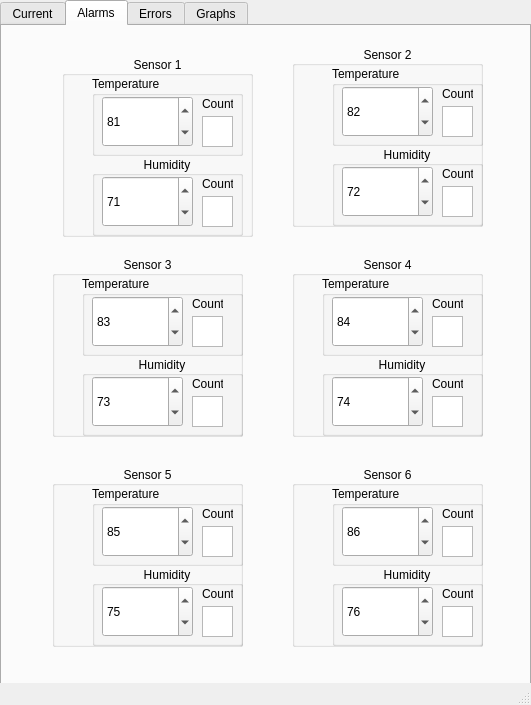
The window that Complex_UI.ui (mfruge9214/EID-temp-sensors-cloud-services) describes before a commit, drawn with Qt 5.
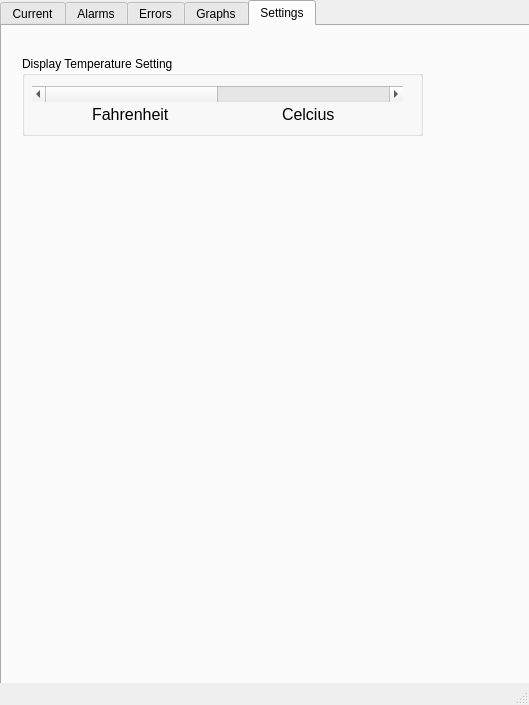
The same window after the commit. Custom widgets are drawn as their Qt base class.

Commit message: - Made final changes to Complex and Simple UI

```diff
--- a/Complex_UI.ui
+++ b/Complex_UI.ui
@@ -6,7 +6,7 @@
    <rect>
     <x>0</x>
     <y>0</y>
-    <width>531</width>
+    <width>529</width>
     <height>705</height>
    </rect>
   </property>
@@ -24,7 +24,7 @@
      </rect>
     </property>
     <property name="currentIndex">
-     <number>1</number>
+     <number>4</number>
     </property>
     <widget class="QWidget" name="currentMeasurements">
      <attribute name="title">
@@ -324,7 +324,7 @@
          </rect>
         </property>
         <property name="value">
-         <number>85</number>
+         <number>50</number>
         </property>
        </widget>
        <widget class="QLabel" name="label_5">
@@ -376,7 +376,7 @@
          </rect>
         </property>
         <property name="value">
-         <number>75</number>
+         <number>50</number>
         </property>
        </widget>
        <widget class="QTextBrowser" name="s5_Halarm_cnt_out">
@@ -407,10 +407,10 @@
      <widget class="QGroupBox" name="groupBox_13">
       <property name="geometry">
        <rect>
-        <x>60</x>
-        <y>30</y>
-        <width>191</width>
-        <height>181</height>
+        <x>50</x>
+        <y>20</y>
+        <width>201</width>
+        <height>191</height>
        </rect>
       </property>
       <property name="title">
@@ -444,7 +444,7 @@
          </rect>
         </property>
         <property name="value">
-         <number>81</number>
+         <number>50</number>
         </property>
        </widget>
        <widget class="QTextBrowser" name="s1_Talarm_cnt_out">
@@ -496,7 +496,7 @@
          </rect>
         </property>
         <property name="value">
-         <number>71</number>
+         <number>50</number>
         </property>
        </widget>
        <widget class="QLabel" name="label_2">
@@ -561,7 +561,7 @@
          </rect>
         </property>
         <property name="value">
-         <number>82</number>
+         <number>50</number>
         </property>
        </widget>
        <widget class="QTextBrowser" name="s2_Talarm_cnt_out">
@@ -613,7 +613,7 @@
          </rect>
         </property>
         <property name="value">
-         <number>72</number>
+         <number>50</number>
         </property>
        </widget>
        <widget class="QTextBrowser" name="s2_Halarm_cnt_out">
@@ -678,7 +678,7 @@
          </rect>
         </property>
         <property name="value">
-         <number>83</number>
+         <number>50</number>
         </property>
        </widget>
        <widget class="QLabel" name="label_6">
@@ -730,7 +730,7 @@
          </rect>
         </property>
         <property name="value">
-         <number>73</number>
+         <number>50</number>
         </property>
        </widget>
        <widget class="QLabel" name="label_7">
@@ -795,7 +795,7 @@
          </rect>
         </property>
         <property name="value">
-         <number>84</number>
+         <number>50</number>
         </property>
        </widget>
        <widget class="QTextBrowser" name="s4_Talarm_cnt_out">
@@ -847,7 +847,7 @@
          </rect>
         </property>
         <property name="value">
-         <number>74</number>
+         <number>50</number>
         </property>
        </widget>
        <widget class="QTextBrowser" name="s4_Halarm_cnt_out">
@@ -912,7 +912,7 @@
          </rect>
         </property>
         <property name="value">
-         <number>86</number>
+         <number>50</number>
         </property>
        </widget>
        <widget class="QTextBrowser" name="s6_Talarm_cnt_out">
@@ -964,7 +964,7 @@
          </rect>
         </property>
         <property name="value">
-         <number>76</number>
+         <number>50</number>
         </property>
        </widget>
        <widget class="QTextBrowser" name="s6_Halarm_cnt_out">
@@ -1265,6 +1265,79 @@
       </property>
      </widget>
     </widget>
+    <widget class="QWidget" name="Settings">
+     <attribute name="title">
+      <string>Settings</string>
+     </attribute>
+     <widget class="QGroupBox" name="groupBox_57">
+      <property name="geometry">
+       <rect>
+        <x>20</x>
+        <y>30</y>
+        <width>401</width>
+        <height>80</height>
+       </rect>
+      </property>
+      <property name="title">
+       <string>Display Temperature Setting</string>
+      </property>
+      <widget class="QScrollBar" name="slider_F_C">
+       <property name="geometry">
+        <rect>
+         <x>10</x>
+         <y>30</y>
+         <width>371</width>
+         <height>16</height>
+        </rect>
+       </property>
+       <property name="maximum">
+        <number>10</number>
+       </property>
+       <property name="singleStep">
+        <number>10</number>
+       </property>
+       <property name="orientation">
+        <enum>Qt::Horizontal</enum>
+       </property>
+      </widget>
+      <widget class="QLabel" name="label_15">
+       <property name="geometry">
+        <rect>
+         <x>70</x>
+         <y>50</y>
+         <width>111</width>
+         <height>16</height>
+        </rect>
+       </property>
+       <property name="font">
+        <font>
+         <pointsize>12</pointsize>
+        </font>
+       </property>
+       <property name="text">
+        <string>Fahrenheit</string>
+       </property>
+      </widget>
+      <widget class="QLabel" name="label_16">
+       <property name="geometry">
+        <rect>
+         <x>260</x>
+         <y>50</y>
+         <width>91</width>
+         <height>16</height>
+        </rect>
+       </property>
+       <property name="font">
+        <font>
+         <pointsize>12</pointsize>
+        </font>
+       </property>
+       <property name="text">
+        <string>Celcius</string>
+       </property>
+      </widget>
+     </widget>
+    </widget>
    </widget>
   </widget>
   <widget class="QMenuBar" name="menubar">
```
Left out of the diff: 2 changed lines with no effect on the pictures. The commit also changes 5 other files.
